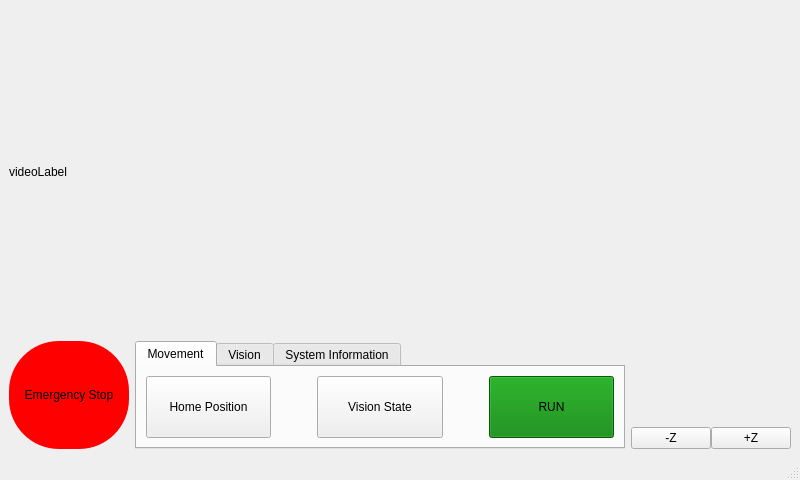
jens1906/Robotteknologi-5.-semester, file Vattenfall_ws/src/user_interface/user_interface/P5_GUI.ui: the form before one commit.
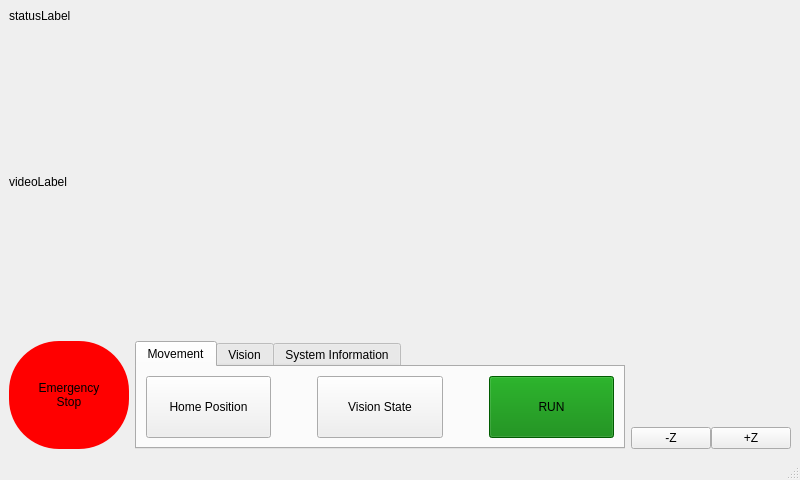
The form after the commit. Custom widgets are drawn as their Qt base class.

```diff
--- a/Vattenfall_ws/src/user_interface/user_interface/P5_GUI.ui
+++ b/Vattenfall_ws/src/user_interface/user_interface/P5_GUI.ui
@@ -20,7 +20,14 @@
    <string>MainWindow</string>
   </property>
   <widget class="QWidget" name="centralwidget">
-   <layout class="QVBoxLayout" name="verticalLayout_2" stretch="4,0">
+   <layout class="QVBoxLayout" name="verticalLayout_2" stretch="0,4,0">
+    <item>
+     <widget class="QLabel" name="statusLabel">
+      <property name="text">
+       <string>statusLabel</string>
+      </property>
+     </widget>
+    </item>
     <item>
      <widget class="QLabel" name="videoLabel">
       <property name="sizePolicy">
@@ -44,7 +51,7 @@
      </widget>
     </item>
     <item>
-     <layout class="QHBoxLayout" name="horizontalLayout_3" stretch="2,2,0">
+     <layout class="QHBoxLayout" name="horizontalLayout_3" stretch="2,1,1">
       <item>
        <widget class="QPushButton" name="Emergency_Stop">
         <property name="sizePolicy">
@@ -73,7 +80,8 @@
 </string>
         </property>
         <property name="text">
-         <string>Emergency Stop</string>
+         <string>Emergency
+Stop</string>
         </property>
        </widget>
       </item>
```
Left out of the diff: 8 changed lines with no effect on the pictures.
